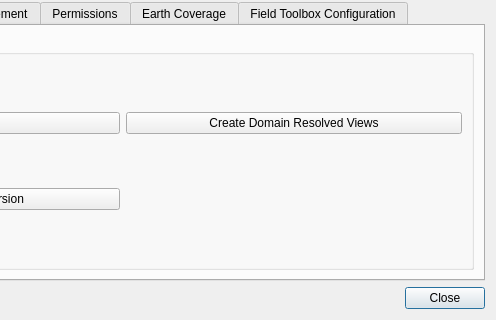
First picture: the form in ServerTools/batchDbManager.ui, repository dsgoficial/DsgTools, before the edit; both pictures show x 250 to 746 and y 116 to 436 of the 746 by 436 pixel window.
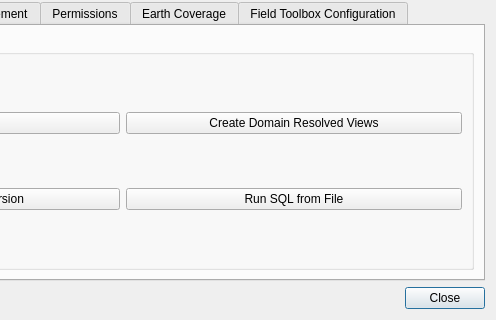
Second picture: the form after the edit. Custom widgets are drawn as their Qt base class.

Commit message: here soutooor

Patch:
```diff
--- a/ServerTools/batchDbManager.ui
+++ b/ServerTools/batchDbManager.ui
@@ -198,6 +198,13 @@
             </property>
            </widget>
           </item>
+          <item row="1" column="1">
+           <widget class="QPushButton" name="customizeFromSQLFilePushButton">
+            <property name="text">
+             <string>Run SQL from File</string>
+            </property>
+           </widget>
+          </item>
          </layout>
         </widget>
        </item>
```
The commit also changes 1 other file.
